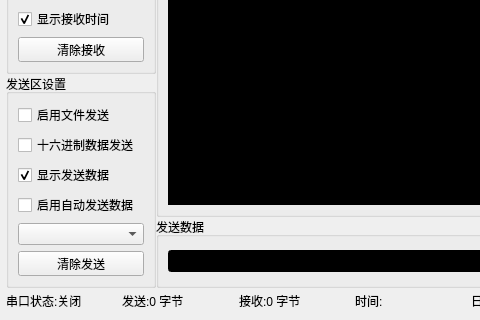
Above: LSerialTool/Src/ui/widget.ui from kevinlq/MyQt before the change; both pictures show x 0 to 480 and y 329 to 649 of the 710 by 649 pixel window. Below: the same form after it.
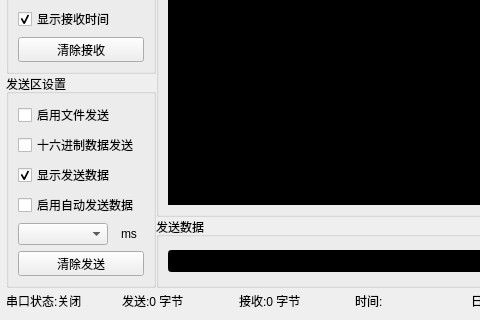
That is the form after the change.

Commit message: add screen serialtool

```diff
--- a/LSerialTool/Src/ui/widget.ui
+++ b/LSerialTool/Src/ui/widget.ui
@@ -205,7 +205,33 @@
            </widget>
           </item>
           <item>
-           <widget class="QComboBox" name="cboxSend"/>
+           <layout class="QHBoxLayout" name="horizontalLayout_4">
+            <item>
+             <widget class="QComboBox" name="cboxTime"/>
+            </item>
+            <item>
+             <widget class="QLabel" name="label_6">
+              <property name="sizePolicy">
+               <sizepolicy hsizetype="Maximum" vsizetype="Preferred">
+                <horstretch>0</horstretch>
+                <verstretch>0</verstretch>
+               </sizepolicy>
+              </property>
+              <property name="minimumSize">
+               <size>
+                <width>30</width>
+                <height>0</height>
+               </size>
+              </property>
+              <property name="text">
+               <string>ms</string>
+              </property>
+              <property name="alignment">
+               <set>Qt::AlignCenter</set>
+              </property>
+             </widget>
+            </item>
+           </layout>
           </item>
           <item>
            <widget class="QPushButton" name="pbn_clearSend">
```
The commit also changes 4 other files.
